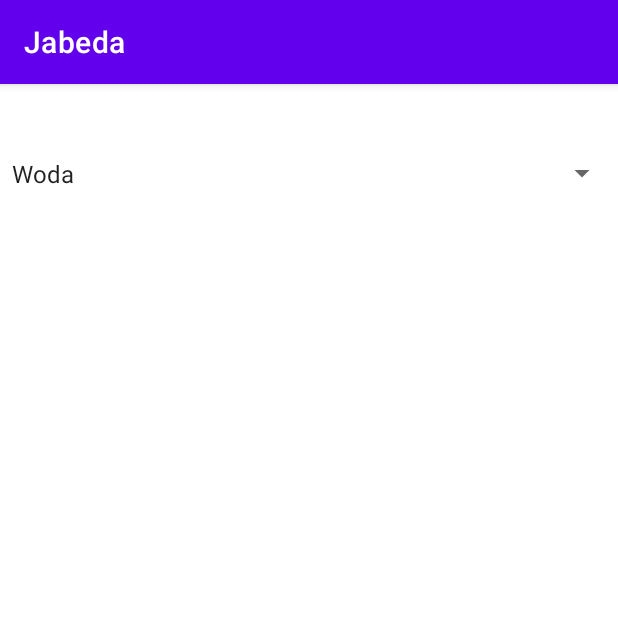
After one commit to KatiaAndrusiak/Distributed-application, an Android app: the fragment FormFragment placed in its activity, on a phone screen of 412 x 824 dp, the top half of it. The commit adds this screen. Run offline under Robolectric (Android 15) with nearby library versions, the phone set to English and light mode, and no system bars; 1 statement that could not run was skipped.

Commit message:
add form fragment

```diff
--- /dev/null
+++ b/mobile-app/Project/app/src/main/java/com/example/myapplication/FormFragment.java
@@ -0,0 +1,101 @@
+package com.example.myapplication;
+
+import android.os.Bundle;
+
+import androidx.annotation.NonNull;
+import androidx.fragment.app.Fragment;
+import androidx.fragment.app.FragmentResultListener;
+
+import android.util.Log;
+import android.view.LayoutInflater;
+import android.view.View;
+import android.view.ViewGroup;
+import android.widget.AdapterView;
+import android.widget.ArrayAdapter;
+import android.widget.Button;
+import android.widget.Spinner;
+import android.widget.TextView;
+
+import java.util.ArrayList;
+import java.util.Arrays;
+import java.util.List;
+
+/**
+ * A simple {@link Fragment} subclass.
+ * Use the {@link FormFragment#newInstance} factory method to
+ * create an instance of this fragment.
+ */
+public class FormFragment extends Fragment {
+
+    // TODO: Rename parameter arguments, choose names that match
+    // the fragment initialization parameters, e.g. ARG_ITEM_NUMBER
+    private static final String ARG_PARAM1 = "param1";
+    private static final String ARG_PARAM2 = "param2";
+    TextView addressTextView;
+    String [] problems = new String[]{"Woda", "Ogień", "Zniszczenia", "Śmiecie i segregacja", "Komunikacja publiczna", "Sąsiad"};
+    // TODO: Rename and change types of parameters
+    private String mParam1;
+    private String mParam2;
+
+    public FormFragment() {
+        // Required empty public constructor
+    }
+
+    /**
+     * Use this factory method to create a new instance of
+     * this fragment using the provided parameters.
+     *
+     * @param param1 Parameter 1.
+     * @param param2 Parameter 2.
+     * @return A new instance of fragment FormFragment.
+     */
+    // TODO: Rename and change types and number of parameters
+    public static FormFragment newInstance(String param1, String param2) {
+        FormFragment fragment = new FormFragment();
+        Bundle args = new Bundle();
+        args.putString(ARG_PARAM1, param1);
+        args.putString(ARG_PARAM2, param2);
+        fragment.setArguments(args);
+        return fragment;
+    }
+
+    @Override
+    public void onCreate(Bundle savedInstanceState) {
+        super.onCreate(savedInstanceState);
+
+
+
+    }
+
+    @Override
+    public View onCreateView(LayoutInflater inflater, ViewGroup container,
+                             Bundle savedInstanceState) {
+        // Inflate the layout for this fragment
+        View view = inflater.inflate(R.layout.fragment_form, container, false);
+        mParam1 = MapsFragment.newInstance().getArguments().getString(ARG_PARAM1);
+        addressTextView = view.findViewById(R.id.addressTextView);
+        addressTextView.setText(mParam1);
+
+        Spinner dynamicSpinner = view.findViewById(R.id.dynamic_spinner);
+
+        ArrayAdapter<String> adapter = new ArrayAdapter<String>(
+                getActivity(), android.R.layout.simple_spinner_item, problems);
+
+        dynamicSpinner.setAdapter(adapter);
+
+        dynamicSpinner.setOnItemSelectedListener(new AdapterView.OnItemSelectedListener() {
+            @Override
+            public void onItemSelected(AdapterView<?> parent, View view,
+                                       int position, long id) {
+                Log.v("item", (String) parent.getItemAtPosition(position));
+            }
+
+            @Override
+            public void onNothingSelected(AdapterView<?> parent) {
+                // TODO Auto-generated method stub
+            }
+        });
+
+        return view;
+    }
+}
--- a/mobile-app/Project/app/src/main/java/com/example/myapplication/MapsFragment.java
+++ b/mobile-app/Project/app/src/main/java/com/example/myapplication/MapsFragment.java
@@ -45,6 +45,18 @@ import java.util.Locale;
 public class MapsFragment extends Fragment {
     FusedLocationProviderClient client;
     LatLng currentLatLng;
+    private static final String ARG_PARAM1 = "param1";
+
+    static String addressString;
+
+    public static MapsFragment newInstance() {
+        MapsFragment fragment = new MapsFragment();
+        Bundle args = new Bundle();
+        args.putString(ARG_PARAM1, addressString);
+        fragment.setArguments(args);
+        return fragment;
+    }
+
     @Override
     public View onCreateView(@NonNull LayoutInflater inflater,
                              @Nullable ViewGroup container,
@@ -166,7 +178,7 @@ public class MapsFragment extends Fragment {
     private void setAddressInfo(GoogleMap googleMap, TextView addressText, LatLng latLng){
         MarkerOptions markerOptions = new MarkerOptions();
         markerOptions.position(latLng);
-        String addressString = getCompleteAddressString(latLng.latitude,latLng.longitude);
+        addressString = getCompleteAddressString(latLng.latitude,latLng.longitude);
         markerOptions.title(addressString);
         addressText.setText(addressString);
         googleMap.clear();
--- a/mobile-app/Project/app/src/main/java/com/example/myapplication/ProblemsFragment.java
+++ b/mobile-app/Project/app/src/main/java/com/example/myapplication/ProblemsFragment.java
@@ -84,6 +84,14 @@ public class ProblemsFragment extends Fragment {
             params.setMargins(0,mar/2,0,mar/2);
             btn.setLayoutParams(
                    params);
+            btn.setOnClickListener(
+                    v ->{
+                        getFragmentManager()
+                                .beginTransaction()
+                                .replace(R.id.frame_layout, new FormFragment())
+                                .commit();
+                    }
+            );
             ll.addView(btn);
         }
 
--- /dev/null
+++ b/mobile-app/Project/app/src/main/res/layout/fragment_form.xml
@@ -0,0 +1,31 @@
+<?xml version="1.0" encoding="utf-8"?>
+<FrameLayout xmlns:android="http://schemas.android.com/apk/res/android"
+    xmlns:tools="http://schemas.android.com/tools"
+    android:layout_width="match_parent"
+    android:layout_height="match_parent"
+    tools:context=".FormFragment">
+
+    <LinearLayout
+        android:layout_width="match_parent"
+        android:layout_height="match_parent"
+        android:orientation="vertical">
+
+        <TextView
+            android:id="@+id/addressTextView"
+            android:text=""
+            android:paddingTop="3pt"
+            android:autoSizeTextType="uniform"
+            android:textAlignment="center"
+            android:layout_width="match_parent"
+            android:layout_height="20pt"
+            android:background="@color/white"
+            android:textColor="@color/black"/>
+
+        <Spinner
+            android:id="@+id/dynamic_spinner"
+            android:layout_width="fill_parent"
+            android:layout_height="30dp" />
+
+    </LinearLayout>
+
+</FrameLayout>
--- a/mobile-app/Project/app/src/main/res/navigation/navigation.xml
+++ b/mobile-app/Project/app/src/main/res/navigation/navigation.xml
@@ -18,5 +18,14 @@
         android:id="@+id/problemsFragment"
         android:name="com.example.myapplication.ProblemsFragment"
         android:label="fragment_problems"
-        tools:layout="@layout/fragment_problems" />
+        tools:layout="@layout/fragment_problems" >
+        <action
+            android:id="@+id/action_problemsFragment_to_formFragment"
+            app:destination="@id/formFragment" />
+    </fragment>
+    <fragment
+        android:id="@+id/formFragment"
+        android:name="com.example.myapplication.FormFragment"
+        android:label="fragment_form"
+        tools:layout="@layout/fragment_form" />
 </navigation>
--- a/mobile-app/Project/app/src/main/res/values/strings.xml
+++ b/mobile-app/Project/app/src/main/res/values/strings.xml
@@ -1,5 +1,5 @@
 <?xml version="1.0" encoding="utf-8"?>
 <resources>
-    <string name="hello_blank_fragment" >hello_blank_fragment</string>
+    <string name="hello_blank_fragment">hello_blank_fragment</string>
     <string name="potwierd_lokalizacj">Potwierdź lokalizację</string>
 </resources>
```
